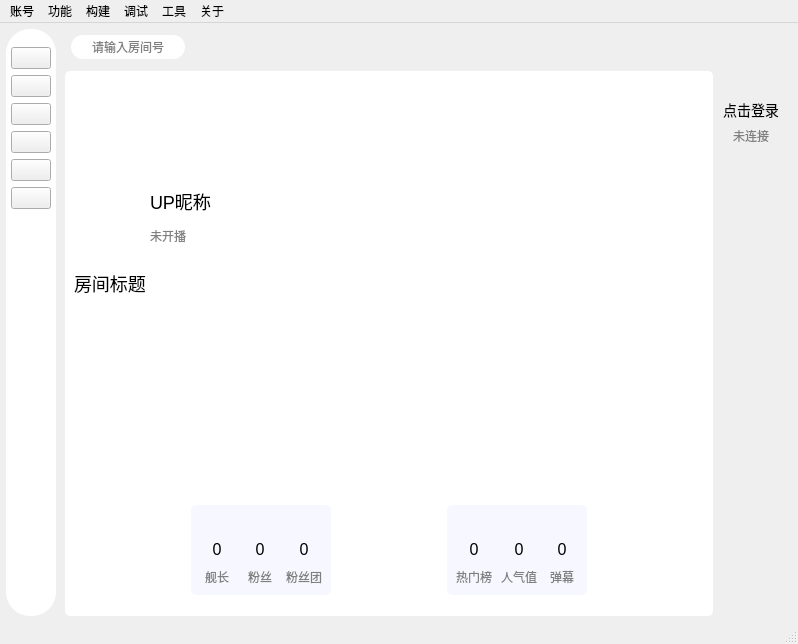
Above: mainwindow/mainwindow.ui from iwxyi/Bilibili-MagicalDanmaku before the change. Below: the same form after it.
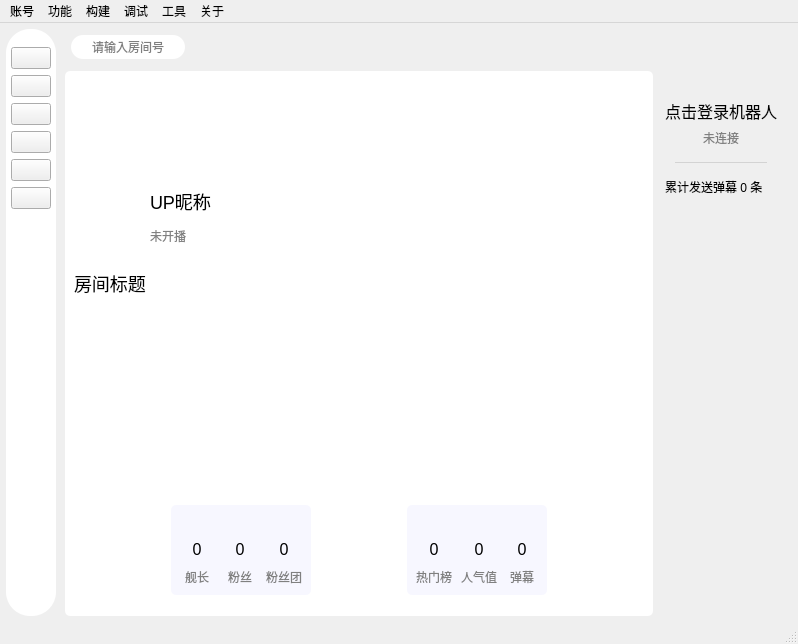
That is the form after the change. Icons and pictures are not drawn. Custom widgets are drawn as their Qt base class.

Commit message: 添加弹幕数量

Patch:
```diff
--- a/mainwindow/mainwindow.ui
+++ b/mainwindow/mainwindow.ui
@@ -787,6 +787,12 @@
         </item>
         <item>
          <layout class="QVBoxLayout" name="verticalLayout_21">
+          <property name="leftMargin">
+           <number>6</number>
+          </property>
+          <property name="rightMargin">
+           <number>6</number>
+          </property>
           <item>
            <widget class="QLabel" name="robotHeaderLabel">
             <property name="minimumSize">
@@ -817,10 +823,10 @@
              <string/>
             </property>
             <property name="styleSheet">
-             <string notr="true">font-size: 14px;</string>
+             <string notr="true">font-size: 16px;</string>
             </property>
             <property name="text">
-             <string>点击登录</string>
+             <string>点击登录机器人</string>
             </property>
             <property name="alignment">
              <set>Qt::AlignCenter</set>
@@ -840,6 +846,65 @@
             </property>
            </widget>
           </item>
+          <item>
+           <spacer name="verticalSpacer_13">
+            <property name="orientation">
+             <enum>Qt::Vertical</enum>
+            </property>
+            <property name="sizeType">
+             <enum>QSizePolicy::Fixed</enum>
+            </property>
+            <property name="sizeHint" stdset="0">
+             <size>
+              <width>20</width>
+              <height>9</height>
+             </size>
+            </property>
+           </spacer>
+          </item>
+          <item>
+           <widget class="QWidget" name="widget_6" native="true">
+            <property name="minimumSize">
+             <size>
+              <width>0</width>
+              <height>1</height>
+             </size>
+            </property>
+            <property name="maximumSize">
+             <size>
+              <width>16777215</width>
+              <height>1</height>
+             </size>
+            </property>
+            <property name="styleSheet">
+             <string notr="true">background: lightgray;
+margin: 10px;</string>
+            </property>
+           </widget>
+          </item>
+          <item>
+           <spacer name="verticalSpacer_14">
+            <property name="orientation">
+             <enum>Qt::Vertical</enum>
+            </property>
+            <property name="sizeType">
+             <enum>QSizePolicy::Fixed</enum>
+            </property>
+            <property name="sizeHint" stdset="0">
+             <size>
+              <width>20</width>
+              <height>9</height>
+             </size>
+            </property>
+           </spacer>
+          </item>
+          <item>
+           <widget class="QLabel" name="totalSendMsgLabel">
+            <property name="text">
+             <string>累计发送弹幕 0 条</string>
+            </property>
+           </widget>
+          </item>
           <item>
            <spacer name="verticalSpacer_11">
             <property name="orientation">
```
Left out of the diff: 18 changed lines with no effect on the pictures. The commit also changes 2 other files.
